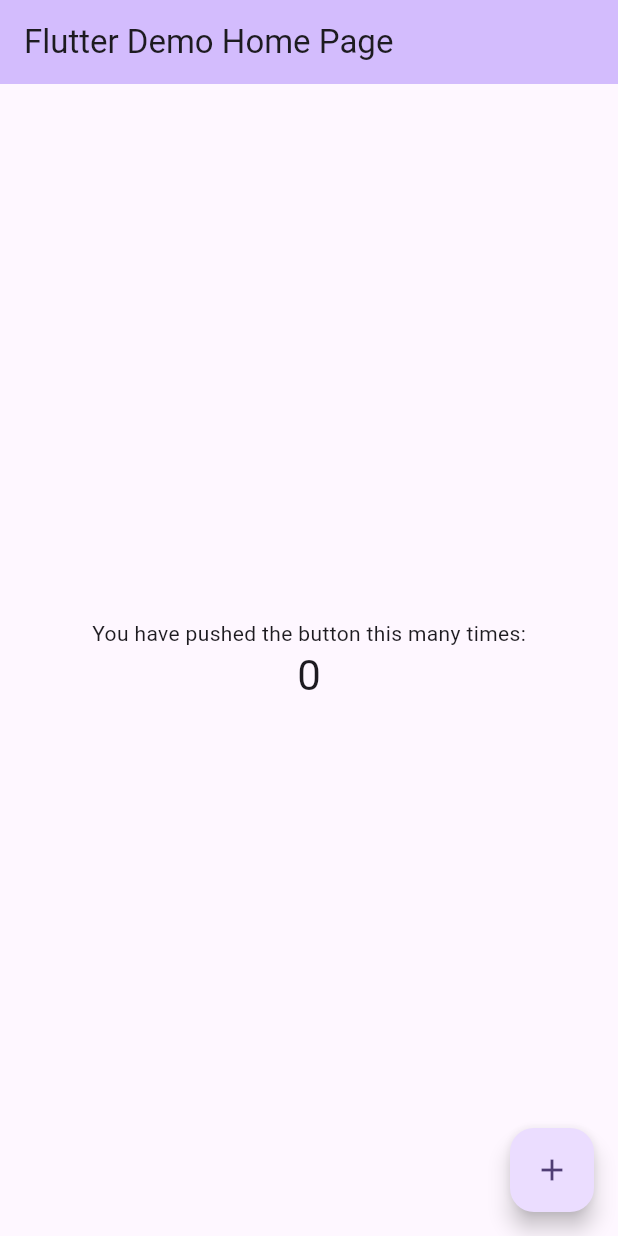
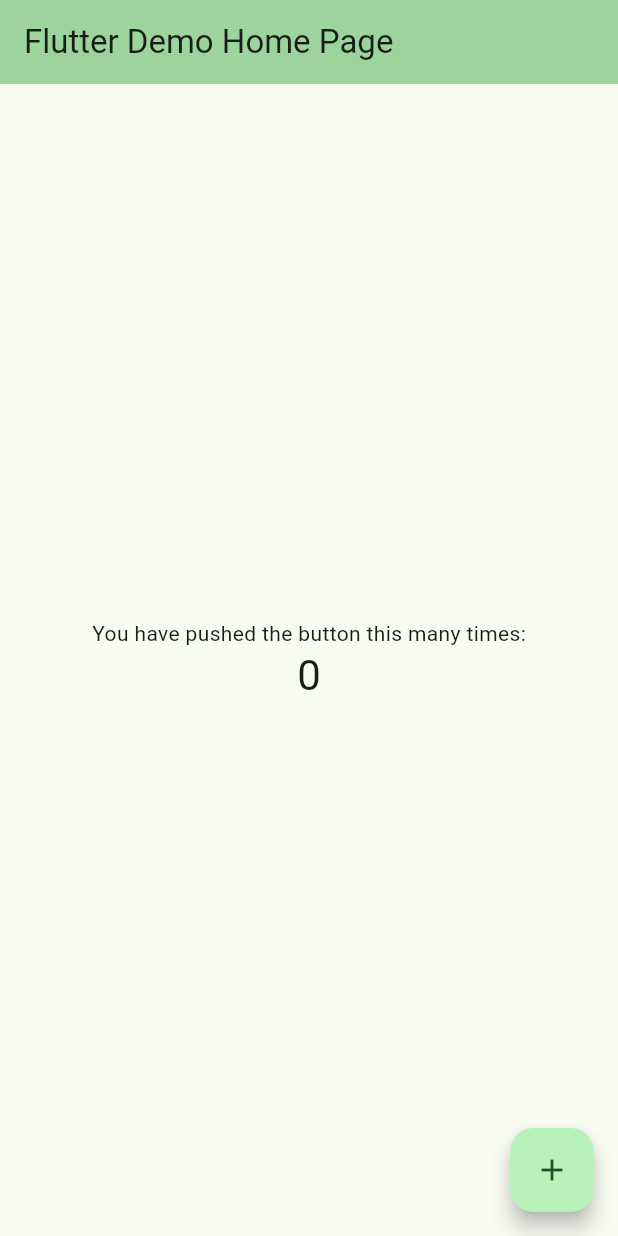
Before and after one commit to krishanj-dev/Demo_Flutter, a Flutter app: the screen it shows after launch, on a phone screen of 412 x 824 dp. Run offline on Flutter 3.47's test engine with Material 3 defaults, Android fonts, the phone set to English and light mode, and no system bars.

Commit message:
change Top bar color in home page

```diff
--- a/lib/main.dart
+++ b/lib/main.dart
@@ -28,7 +28,7 @@ class MyApp extends StatelessWidget {
         //
         // This works for code too, not just values: Most code changes can be
         // tested with just a hot reload.
-        colorScheme: .fromSeed(seedColor: Colors.deepPurple),
+        colorScheme: .fromSeed(seedColor: const Color.fromARGB(255, 58, 183, 89)),
       ),
       home: const MyHomePage(title: 'Flutter Demo Home Page'),
     );
```
Also changed, not shown: 1 other file.
